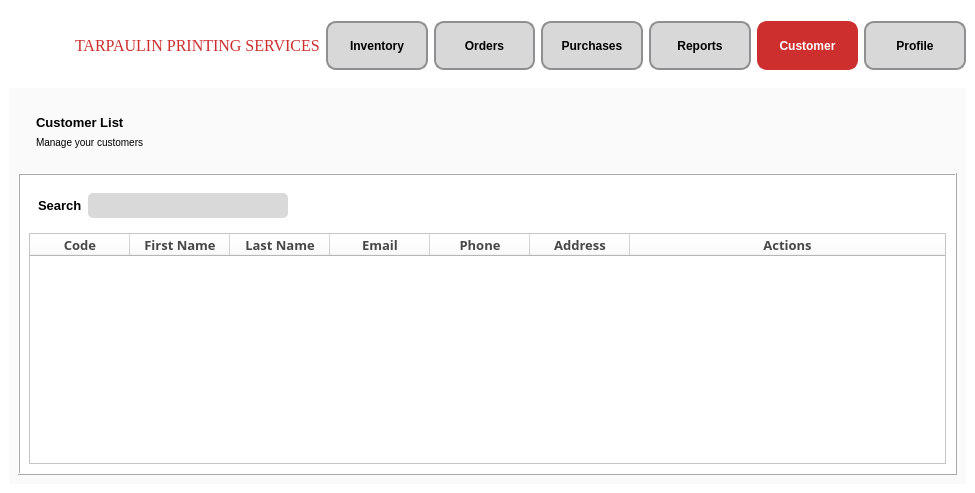
Qt form Customer.ui (CMacan/MCAV-desktop-app) before a commit.
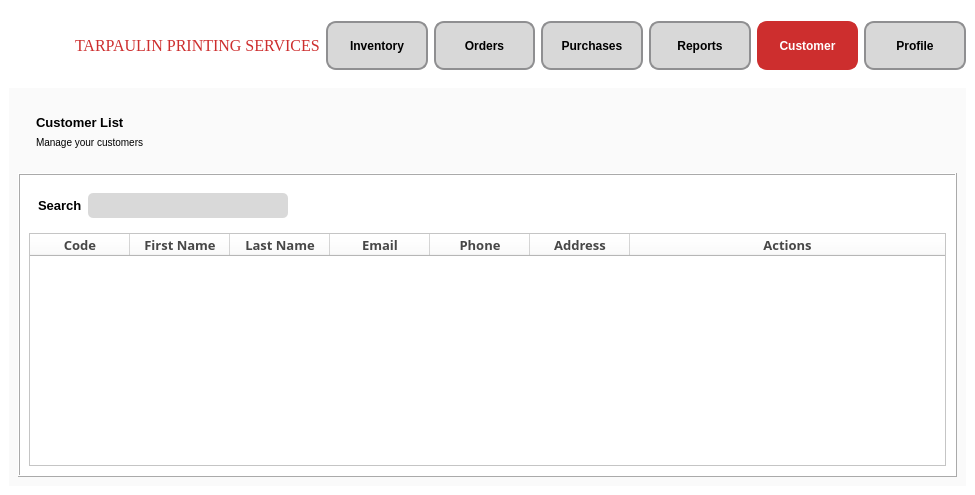
The same form after that commit. Icons and pictures are not drawn.

What changed in the file:
```diff
--- a/Customer.ui
+++ b/Customer.ui
@@ -7,7 +7,7 @@
     <x>0</x>
     <y>0</y>
     <width>975</width>
-    <height>493</height>
+    <height>495</height>
    </rect>
   </property>
   <property name="sizePolicy">
```
Left out of the diff: 7 changed lines with no effect on the pictures.
